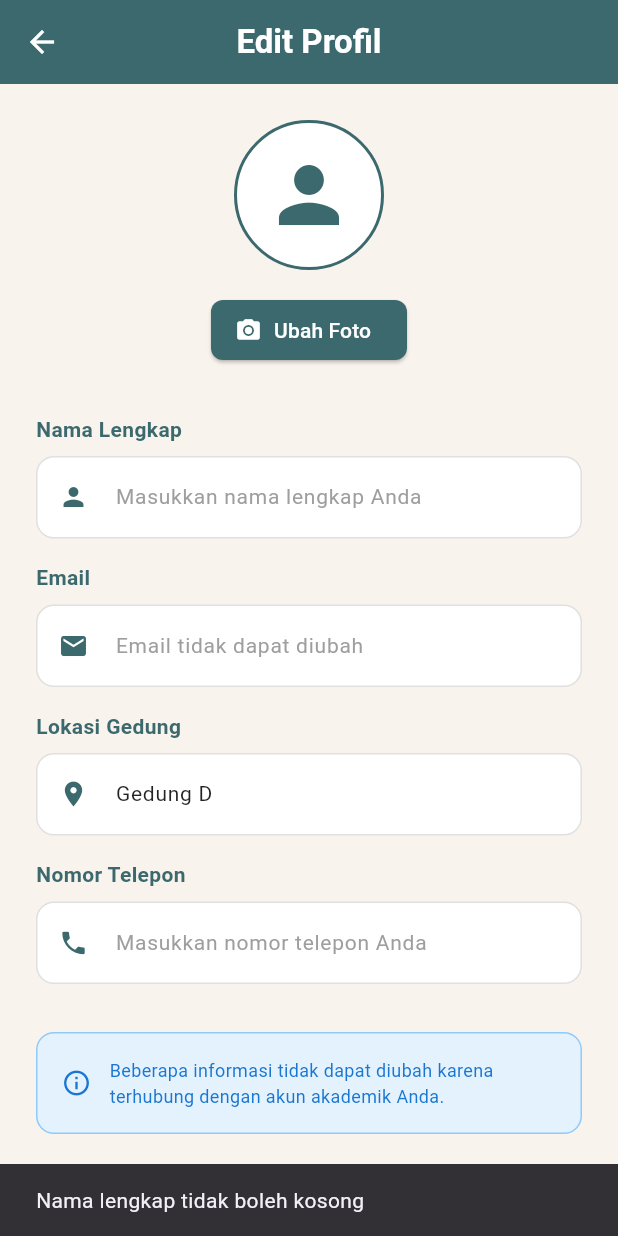
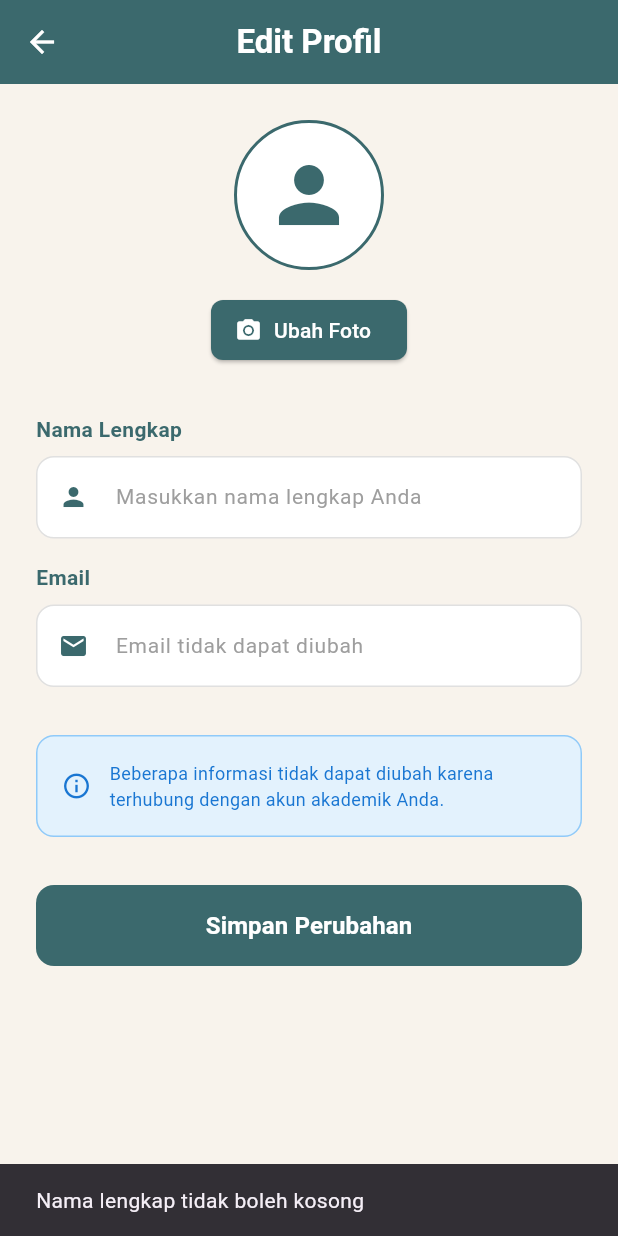
Before and after one commit to hanzz78/CampusCare, a Flutter app: the EditProfileScreen screen opened directly, after a tap on "Simpan Perubahan", on a phone screen of 412 x 824 dp. Run offline on Flutter 3.47's test engine with Material 3 defaults, Android fonts, the phone set to English and light mode, and no system bars; our stand-ins replace camera, cloud_firestore, connectivity_plus, firebase_auth, firebase_core, fl_chart and 8 more; missing offline and left inert: mongo_dart; accounts and stored records are empty; statements that could not run were skipped.

Commit message:
fix: hapus input nama gedung dan nomor telepon dari profil

```diff
--- a/lib/providers/auth_provider.dart
+++ b/lib/providers/auth_provider.dart
@@ -256,7 +256,7 @@ class AuthProvider extends ChangeNotifier {
   }
 
   // Fungsi Baru: Update Data Profil
-  Future<void> updateProfileData(String name, String location, String phone) async {
+  Future<void> updateProfileData(String name) async {
     if (_userId == null) throw Exception("User ID tidak ditemukan");
 
     _isLoading = true;
@@ -265,8 +265,6 @@ class AuthProvider extends ChangeNotifier {
     try {
       final updateData = {
         'nama': name,
-        'lokasiGedung': location,
-        'telepon': phone,
         'updatedAt': DateTime.now(),
       };
 
@@ -284,8 +282,6 @@ class AuthProvider extends ChangeNotifier {
       _cachedName = name;
       final prefs = await SharedPreferences.getInstance();
       await prefs.setString('cachedName', name);
-      await prefs.setString('lokasiGedung', location);
-      await prefs.setString('telepon', phone);
 
     } catch (e) {
       debugPrint("Error updating profile data: $e");
--- a/lib/screens/edit_profile_screen.dart
+++ b/lib/screens/edit_profile_screen.dart
@@ -14,8 +14,6 @@ class EditProfileScreen extends StatefulWidget {
 class _EditProfileScreenState extends State<EditProfileScreen> {
   late TextEditingController _nameController;
   late TextEditingController _emailController;
-  late TextEditingController _locationController;
-  late TextEditingController _phoneController;
 
   File? _selectedImage;
   bool _isUploadingImage = false;
@@ -26,16 +24,12 @@ class _EditProfileScreenState extends State<EditProfileScreen> {
     final authProvider = context.read<AuthProvider>();
     _nameController = TextEditingController(text: authProvider.displayName ?? '');
     _emailController = TextEditingController(text: authProvider.email ?? '');
-    _locationController = TextEditingController(text: authProvider.location ?? 'Gedung D');
-    _phoneController = TextEditingController(text: authProvider.phone ?? '');
   }
 
   @override
   void dispose() {
     _nameController.dispose();
     _emailController.dispose();
-    _locationController.dispose();
-    _phoneController.dispose();
     super.dispose();
   }
 
@@ -167,23 +161,6 @@ class _EditProfileScreenState extends State<EditProfileScreen> {
               icon: Icons.email,
               hint: 'Email tidak dapat diubah',
               enabled: false,
-            ),
-            const SizedBox(height: 16),
-
-            _buildFormSection(
-              label: 'Lokasi Gedung',
-              controller: _locationController,
-              icon: Icons.location_on,
-              hint: 'Pilih lokasi kampus',
-            ),
-            const SizedBox(height: 16),
-
-            _buildFormSection(
-              label: 'Nomor Telepon',
-              controller: _phoneController,
-              icon: Icons.phone,
-              hint: 'Masukkan nomor telepon Anda',
-              keyboardType: TextInputType.phone,
             ),
             const SizedBox(height: 32),
 
@@ -333,8 +310,6 @@ class _EditProfileScreenState extends State<EditProfileScreen> {
 
       await context.read<AuthProvider>().updateProfileData(
         _nameController.text.trim(),
-        _locationController.text.trim(),
-        _phoneController.text.trim(),
       );
 
       // Tutup loading dialog
```
